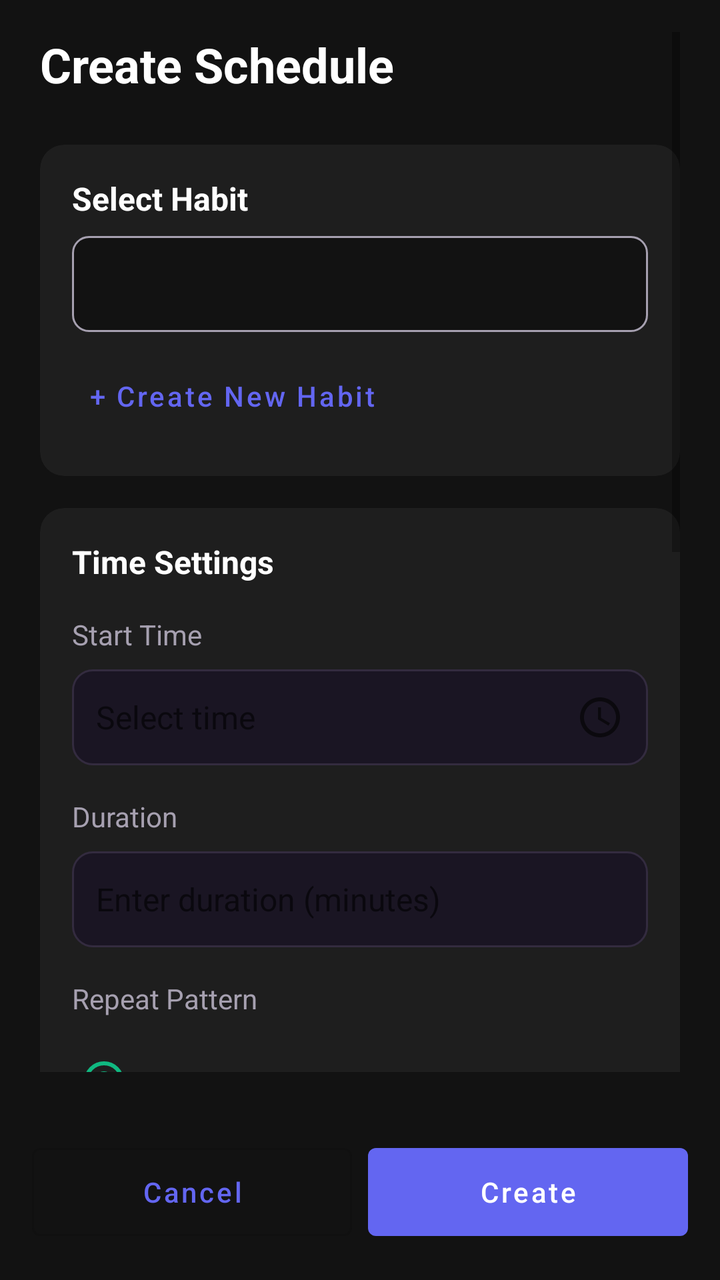
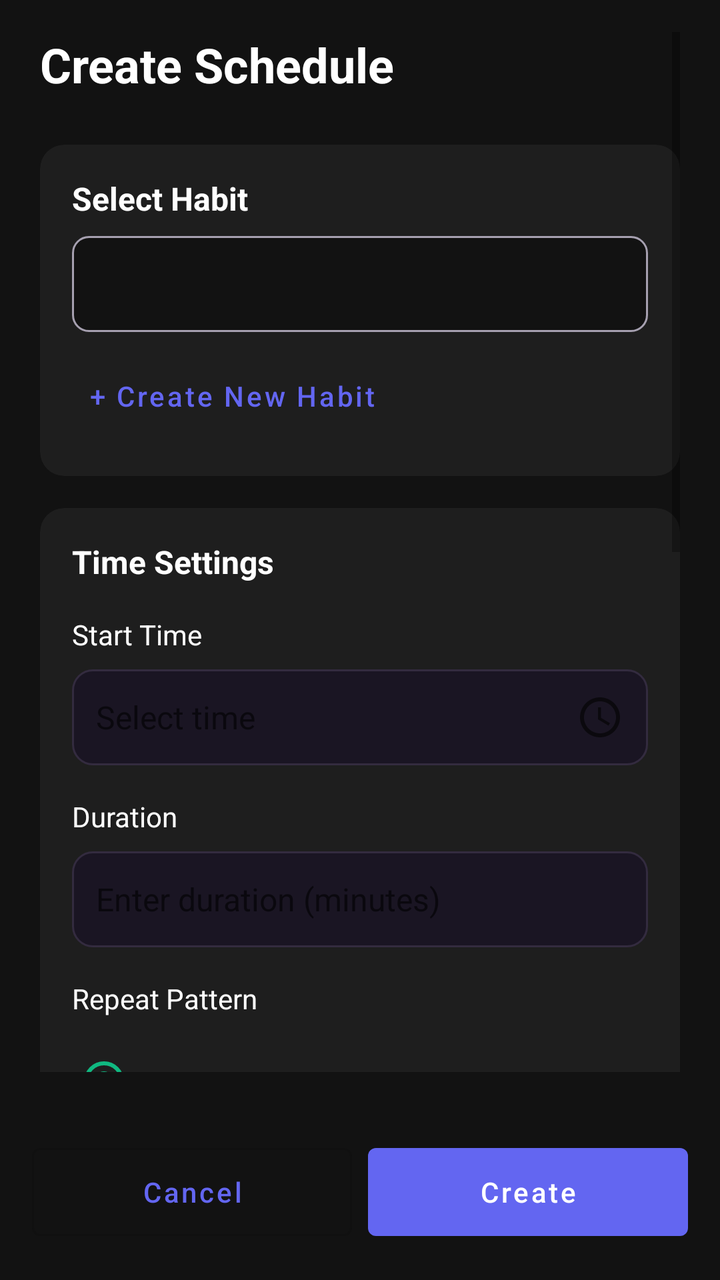

Two renders of the same Android screen: before a commit and after it. Below are the layout's source before the change and the commit's diff.
<!-- AndroidManifest.xml: application theme Theme.MyApplication -->
<!-- res/layout/activity_create_schedule.xml -->
<?xml version="1.0" encoding="utf-8"?>
<RelativeLayout xmlns:android="http://schemas.android.com/apk/res/android"
    xmlns:app="http://schemas.android.com/apk/res-auto"
    android:layout_width="match_parent"
    android:layout_height="match_parent"
    android:background="@color/bg_default">

    <ScrollView
        android:id="@+id/scrollContent"
        android:layout_width="match_parent"
        android:layout_height="match_parent"
        android:layout_above="@id/bottomButtons"
        android:paddingLeft="20dp"
        android:paddingRight="20dp"
        android:paddingTop="16dp"
        android:paddingBottom="16dp">

        <LinearLayout
            android:layout_width="match_parent"
            android:layout_height="wrap_content"
            android:orientation="vertical">

            
            <TextView
                android:layout_width="match_parent"
                android:layout_height="wrap_content"
                android:text="Create Schedule"
                android:textColor="@color/text_primary"
                android:textSize="24sp"
                android:textStyle="bold"
                android:layout_marginBottom="24dp" />

            
            <com.google.android.material.card.MaterialCardView
                android:layout_width="match_parent"
                android:layout_height="wrap_content"
                android:layout_marginBottom="16dp"
                app:cardBackgroundColor="@color/card_bg"
                app:cardCornerRadius="12dp"
                app:cardElevation="0dp">

                <LinearLayout
                    android:layout_width="match_parent"
                    android:layout_height="wrap_content"
                    android:orientation="vertical"
                    android:padding="16dp">

                    <TextView
                        android:layout_width="wrap_content"
                        android:layout_height="wrap_content"
                        android:text="Select Habit"
                        android:textColor="@color/text_primary"
                        android:textSize="16sp"
                        android:textStyle="bold"
                        android:layout_marginBottom="8dp" />

                    <Spinner
                        android:id="@+id/spHabitName"
                        android:layout_width="match_parent"
                        android:layout_height="48dp"
                        android:background="@drawable/bg_spinner"
                        android:paddingStart="12dp"
                        android:paddingEnd="12dp" />

                    <Button
                        android:id="@+id/btnCreateNewHabit"
                        android:layout_width="wrap_content"
                        android:layout_height="wrap_content"
                        android:text="+ Create New Habit"
                        android:textColor="@color/accent_purple_start"
                        android:textAllCaps="false"
                        style="@style/Widget.MaterialComponents.Button.TextButton"
                        android:layout_marginTop="8dp" />
                </LinearLayout>
            </com.google.android.material.card.MaterialCardView>

            
            <com.google.android.material.card.MaterialCardView
                android:layout_width="match_parent"
                android:layout_height="wrap_content"
                android:layout_marginBottom="16dp"
                app:cardBackgroundColor="@color/card_bg"
                app:cardCornerRadius="12dp"
                app:cardElevation="0dp">

                <LinearLayout
                    android:layout_width="match_parent"
                    android:layout_height="wrap_content"
                    android:orientation="vertical"
                    android:padding="16dp">

                    <TextView
                        android:layout_width="wrap_content"
                        android:layout_height="wrap_content"
                        android:text="Time Settings"
                        android:textColor="@color/text_primary"
                        android:textSize="16sp"
                        android:textStyle="bold"
                        android:layout_marginBottom="16dp" />

                    
                    <LinearLayout
                        android:layout_width="match_parent"
                        android:layout_height="wrap_content"
                        android:orientation="vertical"
                        android:layout_marginBottom="16dp">

                        <TextView
                            android:layout_width="wrap_content"
                            android:layout_height="wrap_content"
                            android:text="Start Time"
                            android:textColor="@color/text_secondary"
                            android:textSize="14sp"
                            android:layout_marginBottom="8dp" />

                        <EditText
                            android:id="@+id/etStartTime"
                            android:layout_width="match_parent"
                            android:layout_height="48dp"
                            android:background="@drawable/bg_input"
                            android:hint="Select time"
                            android:paddingStart="12dp"
                            android:paddingEnd="12dp"
                            android:focusable="false"
                            android:drawableEnd="@drawable/ic_time"
                            android:textSize="16sp" />
                    </LinearLayout>

                    
                    <LinearLayout
                        android:layout_width="match_parent"
                        android:layout_height="wrap_content"
                        android:orientation="vertical"
                        android:layout_marginBottom="16dp">

                        <TextView
                            android:layout_width="wrap_content"
                            android:layout_height="wrap_content"
                            android:text="Duration"
                            android:textColor="@color/text_secondary"
                            android:textSize="14sp"
                            android:layout_marginBottom="8dp" />

                        <EditText
                            android:id="@+id/etDuration"
                            android:layout_width="match_parent"
                            android:layout_height="48dp"
                            android:background="@drawable/bg_input"
                            android:hint="Enter duration (minutes)"
                            android:inputType="number"
                            android:paddingStart="12dp"
                            android:paddingEnd="12dp"
                            android:textSize="16sp" />
                    </LinearLayout>

                    
                    <TextView
                        android:layout_width="wrap_content"
                        android:layout_height="wrap_content"
                        android:text="Repeat Pattern"
                        android:textColor="@color/text_secondary"
                        android:textSize="14sp"
                        android:layout_marginBottom="8dp" />

                    <RadioGroup
                        android:id="@+id/rgRepeatPattern"
                        android:layout_width="match_parent"
                        android:layout_height="wrap_content"
                        android:orientation="vertical">

                        <RadioButton
                            android:id="@+id/rbNone"
                            android:layout_width="match_parent"
                            android:layout_height="wrap_content"
                            android:text="None"
                            android:checked="true" />

                        <RadioButton
                            android:id="@+id/rbDaily"
                            android:layout_width="match_parent"
                            android:layout_height="wrap_content"
                            android:text="Daily" />

                        <RadioButton
                            android:id="@+id/rbWeekdays"
                            android:layout_width="match_parent"
                            android:layout_height="wrap_content"
                            android:text="Weekdays" />

                        <RadioButton
                            android:id="@+id/rbWeekends"
                            android:layout_width="match_parent"
                            android:layout_height="wrap_content"
                            android:text="Weekends" />

                        <RadioButton
                            android:id="@+id/rbCustom"
                            android:layout_width="match_parent"
                            android:layout_height="wrap_content"
                            android:text="Custom" />
                    </RadioGroup>

                    
                    <LinearLayout
                        android:id="@+id/layoutCustomDays"
                        android:layout_width="match_parent"
                        android:layout_height="wrap_content"
                        android:orientation="vertical"
                        android:visibility="gone"
                        android:layout_marginTop="16dp">

                        <TextView
                            android:layout_width="wrap_content"
                            android:layout_height="wrap_content"
                            android:text="Select Days"
                            android:textColor="@color/text_secondary"
                            android:textSize="14sp"
                            android:layout_marginBottom="8dp" />

                        <com.google.android.material.chip.ChipGroup
                            android:id="@+id/chipGroupDays"
                            android:layout_width="match_parent"
                            android:layout_height="wrap_content"
                            app:singleSelection="false">

                            <com.google.android.material.chip.Chip
                                android:id="@+id/chipMonday"
                                android:layout_width="wrap_content"
                                android:layout_height="wrap_content"
                                android:text="Mon"
                                style="@style/Widget.MaterialComponents.Chip.Choice" />

                            <com.google.android.material.chip.Chip
                                android:id="@+id/chipTuesday"
                                android:layout_width="wrap_content"
                                android:layout_height="wrap_content"
                                android:text="Tue"
                                style="@style/Widget.MaterialComponents.Chip.Choice" />

                            <com.google.android.material.chip.Chip
                                android:id="@+id/chipWednesday"
                                android:layout_width="wrap_content"
                                android:layout_height="wrap_content"
                                android:text="Wed"
                                style="@style/Widget.MaterialComponents.Chip.Choice" />

                            <com.google.android.material.chip.Chip
                                android:id="@+id/chipThursday"
                                android:layout_width="wrap_content"
                                android:layout_height="wrap_content"
                                android:text="Thu"
                                style="@style/Widget.MaterialComponents.Chip.Choice" />

                            <com.google.android.material.chip.Chip
                                android:id="@+id/chipFriday"
                                android:layout_width="wrap_content"
                                android:layout_height="wrap_content"
                                android:text="Fri"
                                style="@style/Widget.MaterialComponents.Chip.Choice" />

                            <com.google.android.material.chip.Chip
                                android:id="@+id/chipSaturday"
                                android:layout_width="wrap_content"
                                android:layout_height="wrap_content"
                                android:text="Sat"
                                style="@style/Widget.MaterialComponents.Chip.Choice" />

                            <com.google.android.material.chip.Chip
                                android:id="@+id/chipSunday"
                                android:layout_width="wrap_content"
                                android:layout_height="wrap_content"
                                android:text="Sun"
                                style="@style/Widget.MaterialComponents.Chip.Choice" />
                        </com.google.android.material.chip.ChipGroup>

                        <TextView
                            android:layout_width="wrap_content"
                            android:layout_height="wrap_content"
                            android:text="Number of Weeks"
                            android:textColor="@color/text_secondary"
                            android:textSize="14sp"
                            android:layout_marginTop="16dp"
                            android:layout_marginBottom="8dp" />

                        <EditText
                            android:id="@+id/etNumberOfWeeks"
                            android:layout_width="match_parent"
                            android:layout_height="48dp"
                            android:background="@drawable/bg_input"
                            android:hint="Enter number of weeks"
                            android:inputType="number"
                            android:paddingStart="12dp"
                            android:paddingEnd="12dp"
                            android:textSize="16sp" />
                    </LinearLayout>
                </LinearLayout>
            </com.google.android.material.card.MaterialCardView>

            
            <com.google.android.material.card.MaterialCardView
                android:layout_width="match_parent"
                android:layout_height="wrap_content"
                android:layout_marginBottom="16dp"
                app:cardBackgroundColor="@color/card_bg"
                app:cardCornerRadius="12dp"
                app:cardElevation="0dp">

                <LinearLayout
                    android:layout_width="match_parent"
                    android:layout_height="wrap_content"
                    android:orientation="vertical"
                    android:padding="16dp">

                    <TextView
                        android:layout_width="wrap_content"
                        android:layout_height="wrap_content"
                        android:text="Partners (Optional)"
                        android:textColor="@color/text_primary"
                        android:textSize="16sp"
                        android:textStyle="bold"
                        android:layout_marginBottom="16dp" />

                    <com.google.android.material.chip.ChipGroup
                        android:id="@+id/chipGroupPartners"
                        android:layout_width="match_parent"
                        android:layout_height="wrap_content"
                        android:layout_marginBottom="8dp" />

                    <Button
                        android:id="@+id/btnAddPartner"
                        android:layout_width="match_parent"
                        android:layout_height="48dp"
                        android:text="+ Add Partner"
                        android:textColor="@color/accent_purple_start"
                        android:textAllCaps="false"
                        style="@style/Widget.MaterialComponents.Button.OutlinedButton" />
                </LinearLayout>
            </com.google.android.material.card.MaterialCardView>

            
            <com.google.android.material.card.MaterialCardView
                android:layout_width="match_parent"
                android:layout_height="wrap_content"
                android:layout_marginBottom="16dp"
                app:cardBackgroundColor="@color/card_bg"
                app:cardCornerRadius="12dp"
                app:cardElevation="0dp">

                <LinearLayout
                    android:layout_width="match_parent"
                    android:layout_height="wrap_content"
                    android:orientation="vertical"
                    android:padding="16dp">

                    <TextView
                        android:layout_width="wrap_content"
                        android:layout_height="wrap_content"
                        android:text="Notes"
                        android:textColor="@color/text_primary"
                        android:textSize="16sp"
                        android:textStyle="bold"
                        android:layout_marginBottom="8dp" />

                    <EditText
                        android:id="@+id/etNotes"
                        android:layout_width="match_parent"
                        android:layout_height="wrap_content"
                        android:background="@drawable/bg_input"
                        android:hint="Add notes..."
                        android:minHeight="96dp"
                        android:gravity="top"
                        android:padding="12dp"
                        android:textSize="16sp" />
                </LinearLayout>
            </com.google.android.material.card.MaterialCardView>
        </LinearLayout>
    </ScrollView>

    
    <LinearLayout
        android:id="@+id/bottomButtons"
        android:layout_width="match_parent"
        android:layout_height="wrap_content"
        android:layout_alignParentBottom="true"
        android:orientation="horizontal"
        android:padding="16dp"
        android:background="@color/bg_default">

        <Button
            android:id="@+id/btnCancel"
            android:layout_width="0dp"
            android:layout_height="56dp"
            android:layout_weight="1"
            android:text="Cancel"
            android:textAllCaps="false"
            style="@style/Widget.MaterialComponents.Button.OutlinedButton"
            android:layout_marginEnd="8dp" />

        <Button
            android:id="@+id/btnCreate"
            android:layout_width="0dp"
            android:layout_height="56dp"
            android:layout_weight="1"
            android:text="Create"
            android:textAllCaps="false"
            style="@style/Widget.MaterialComponents.Button.UnelevatedButton" />
    </LinearLayout>
</RelativeLayout>
<!-- resources referenced by this layout -->
<resources>
  <color name="accent_purple_start">#6366F1</color>
  <color name="bg_default">#121212</color>
  <color name="card_bg">#1E1E1E</color>
  <color name="text_primary">#FFFFFF</color>
  <color name="text_secondary">#A6A0B0</color>
  <!-- drawable bg_input (drawable) -->
  <?xml version="1.0" encoding="utf-8"?>
  <shape xmlns:android="http://schemas.android.com/apk/res/android" android:shape="rectangle">
      <solid android:color="@color/input_bg" />
      <stroke android:width="1dp" android:color="@color/input_stroke" />
      <corners android:radius="10dp" />
      <padding android:left="12dp" android:top="12dp" android:right="12dp" android:bottom="12dp" />
  </shape>
  <!-- drawable bg_spinner (drawable) -->
  <?xml version="1.0" encoding="utf-8"?>
  <shape xmlns:android="http://schemas.android.com/apk/res/android">
      <solid android:color="@color/bg_default" />
      <corners android:radius="8dp" />
      <stroke
          android:width="1dp"
          android:color="@color/text_secondary" />
  </shape>
  <!-- drawable ic_time (drawable) -->
  <?xml version="1.0" encoding="utf-8"?>
  <vector xmlns:android="http://schemas.android.com/apk/res/android"
      android:width="24dp"
      android:height="24dp"
      android:viewportWidth="24"
      android:viewportHeight="24"
      android:tint="?attr/colorControlNormal">
      <path
          android:fillColor="@android:color/white"
          android:pathData="M11.99,2C6.47,2 2,6.48 2,12s4.47,10 9.99,10C17.52,22 22,17.52 22,12S17.52,2 11.99,2zM12,20c-4.42,0 -8,-3.58 -8,-8s3.58,-8 8,-8 8,3.58 8,8 -3.58,8 -8,8z"/>
      <path
          android:fillColor="@android:color/white"
          android:pathData="M12.5,7H11v6l5.25,3.15 0.75,-1.23 -4.5,-2.67z"/>
  </vector>
  <style name="Theme.MyApplication" parent="Theme.MaterialComponents.DayNight.DarkActionBar">
          
          <item name="colorPrimary">@color/accent_purple_start</item>
          <item name="colorPrimaryVariant">@color/accent_purple_end</item>
          <item name="colorOnPrimary">@color/text_primary</item>
  
          <item name="colorSecondary">@color/accent_green</item>
          <item name="colorOnSecondary">@color/text_primary</item>
  
          <item name="android:statusBarColor">@color/bg_default</item>
          <item name="android:navigationBarColor">@color/bg_default</item>
  
          
          <item name="android:colorBackground">@color/bg_default</item>
          <item name="android:textColor">@color/text_primary</item>
          <item name="android:windowBackground">@color/bg_default</item>
      </style>
  <color name="input_bg">#1A1523</color>
  <color name="input_stroke">#332B3F</color>
  <color name="accent_purple_end">#8B5CF6</color>
  <color name="accent_green">#10B981</color>
</resources>

<!-- the commit's change to res/layout/activity_create_schedule.xml (unified diff, before → after) -->
@@ -109,7 +109,7 @@
                             android:layout_width="wrap_content"
                             android:layout_height="wrap_content"
                             android:text="Start Time"
-                            android:textColor="@color/text_secondary"
+                            android:textColor="@color/text_primary"
                             android:textSize="14sp"
                             android:layout_marginBottom="8dp" />
 
@@ -137,7 +137,7 @@
                             android:layout_width="wrap_content"
                             android:layout_height="wrap_content"
                             android:text="Duration"
-                            android:textColor="@color/text_secondary"
+                            android:textColor="@color/text_primary"
                             android:textSize="14sp"
                             android:layout_marginBottom="8dp" />
 
@@ -158,7 +158,7 @@
                         android:layout_width="wrap_content"
                         android:layout_height="wrap_content"
                         android:text="Repeat Pattern"
-                        android:textColor="@color/text_secondary"
+                        android:textColor="@color/text_primary"
                         android:textSize="14sp"
                         android:layout_marginBottom="8dp" />
 
@@ -213,7 +213,7 @@
                             android:layout_width="wrap_content"
                             android:layout_height="wrap_content"
                             android:text="Select Days"
-                            android:textColor="@color/text_secondary"
+                            android:textColor="@color/text_primary"
                             android:textSize="14sp"
                             android:layout_marginBottom="8dp" />
 
@@ -277,7 +277,7 @@
                             android:layout_width="wrap_content"
                             android:layout_height="wrap_content"
                             android:text="Number of Weeks"
-                            android:textColor="@color/text_secondary"
+                            android:textColor="@color/text_primary"
                             android:textSize="14sp"
                             android:layout_marginTop="16dp"
                             android:layout_marginBottom="8dp" />
@@ -331,7 +331,7 @@
                         android:layout_width="match_parent"
                         android:layout_height="48dp"
                         android:text="+ Add Partner"
-                        android:textColor="@color/accent_purple_start"
+                        android:textColor="@color/text_primary"
                         android:textAllCaps="false"
                         style="@style/Widget.MaterialComponents.Button.OutlinedButton" />
                 </LinearLayout>
